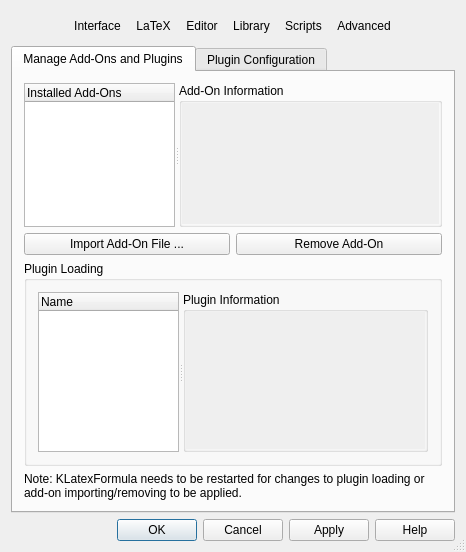
Qt form src/klfsettings.ui (klatexformula/klatexformula) before a commit.
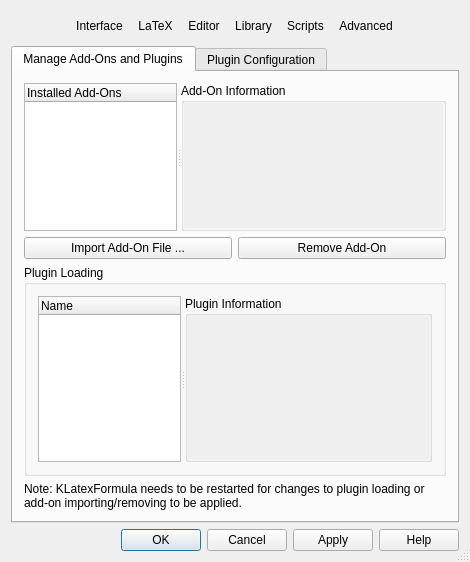
The same form after that commit. The open tabs and pages were chosen to show the change. Icons and pictures are not drawn. Custom widgets are drawn as their Qt base class.

Patch:
```diff
--- a/src/klfsettings.ui
+++ b/src/klfsettings.ui
@@ -10,8 +10,8 @@
    <rect>
     <x>0</x>
     <y>0</y>
-    <width>466</width>
-    <height>552</height>
+    <width>470</width>
+    <height>562</height>
    </rect>
   </property>
   <property name="windowTitle">
@@ -1083,8 +1083,8 @@
                    <rect>
                     <x>0</x>
                     <y>0</y>
-                    <width>253</width>
-                    <height>81</height>
+                    <width>256</width>
+                    <height>85</height>
                    </rect>
                   </property>
                   <layout class="QVBoxLayout" name="lyt_scrAddOnInfoContents">
@@ -1259,8 +1259,8 @@
                       <rect>
                        <x>0</x>
                        <y>0</y>
-                       <width>233</width>
-                       <height>93</height>
+                       <width>236</width>
+                       <height>99</height>
                       </rect>
                      </property>
                      <layout class="QVBoxLayout" name="lyt_scrPluginInfoContents">
@@ -2619,12 +2619,6 @@
    <extends>QPushButton</extends>
    <header>klfcolorchooser.h</header>
   </customwidget>
-  <customwidget>
-   <class>KLFPathChooser</class>
-   <extends>QFrame</extends>
-   <header>klfpathchooser.h</header>
-   <container>1</container>
-  </customwidget>
   <customwidget>
    <class>KLFUnitSpinBox</class>
    <extends>QDoubleSpinBox</extends>
@@ -2643,6 +2637,12 @@
     <signal>unitChanged(double)</signal>
    </slots>
   </customwidget>
+  <customwidget>
+   <class>KLFPathChooser</class>
+   <extends>QFrame</extends>
+   <header>klfpathchooser.h</header>
+   <container>1</container>
+  </customwidget>
   <customwidget>
    <class>KLFEnumComboBox</class>
    <extends>QComboBox</extends>
```
Left out of the diff: 8 changed lines with no effect on the pictures.
